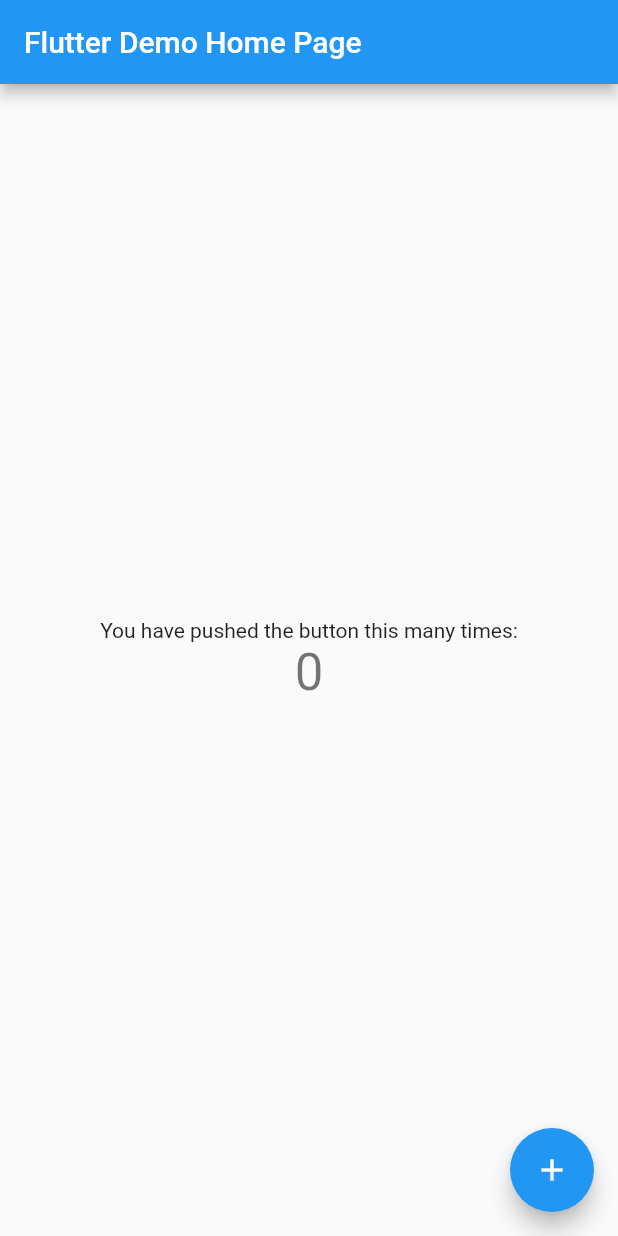
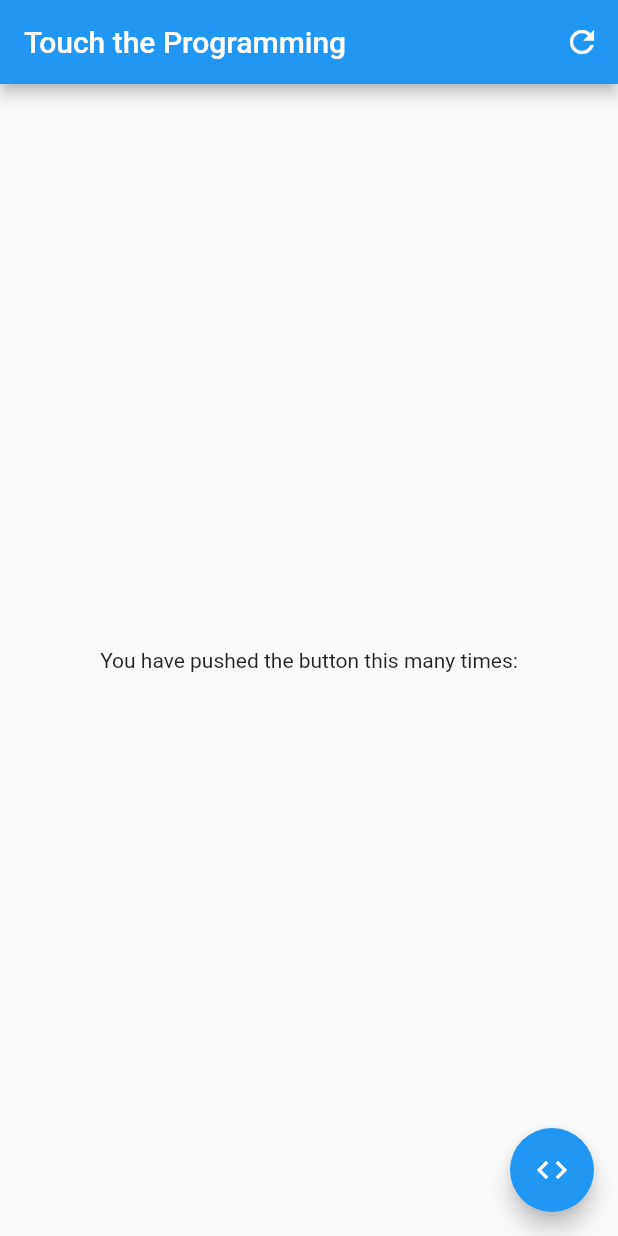
Before and after one commit to tnantoka/touch_the_programming, a Flutter app: the screen it shows after launch, on a phone screen of 412 x 824 dp. Run offline on Flutter 3.47's test engine with Material 2 defaults, Android fonts, the phone set to English and light mode, and no system bars.

Commit message:
Basic layout

```diff
--- a/lib/main.dart
+++ b/lib/main.dart
@@ -6,58 +6,105 @@ class MyApp extends StatelessWidget {
   @override
   Widget build(BuildContext context) {
     return MaterialApp(
-      title: 'Flutter Demo',
+      title: 'Touch the Programming',
       theme: ThemeData(
         primarySwatch: Colors.blue,
       ),
-      home: const MyHomePage(title: 'Flutter Demo Home Page'),
+      home: const MyWidget(title: 'Touch the Programming'),
     );
   }
 }
 
-class MyHomePage extends StatefulWidget {
-  const MyHomePage({Key key, this.title}) : super(key: key);
+class MyWidget extends StatefulWidget {
+  const MyWidget({Key key, this.title}) : super(key: key);
 
   final String title;
 
   @override
-  _MyHomePageState createState() => _MyHomePageState();
+  _MyWidgetState createState() => _MyWidgetState();
 }
 
-class _MyHomePageState extends State<MyHomePage> {
-  int _counter = 0;
+class _MyWidgetState extends State<MyWidget> {
+  final GlobalKey<ScaffoldState> _scaffoldKey = GlobalKey<ScaffoldState>();
 
-  void _incrementCounter() {
+  VoidCallback _showBottomSheetCallback;
+
+  @override
+  void initState() {
+    super.initState();
+    _showBottomSheetCallback = _showBottomSheet;
+  }
+
+  void _showBottomSheet() {
     setState(() {
-      _counter++;
+      _showBottomSheetCallback = null;
     });
+    _scaffoldKey.currentState
+        .showBottomSheet<void>((BuildContext context) {
+          final ThemeData themeData = Theme.of(context);
+          return Container(
+              height: 300,
+              child: DefaultTabController(
+                length: 3,
+                child: Scaffold(
+                  appBar: TabBar(
+                    tabs: [
+                      Tab(icon: Icon(Icons.directions_car), text: "test 2"),
+                      Tab(icon: Icon(Icons.directions_transit), text: "test 2"),
+                      Tab(icon: Icon(Icons.directions_bike), text: "test 2"),
+                    ],
+                    labelColor: Colors.blue,
+                  ),
+                  body: TabBarView(
+                    children: [
+                      Icon(Icons.directions_car),
+                      Icon(Icons.directions_transit),
+                      Icon(Icons.directions_bike),
+                    ],
+                  ),
+                ),
+              ));
+        })
+        .closed
+        .whenComplete(() {
+          if (mounted) {
+            setState(() {
+              // re-enable the button
+              _showBottomSheetCallback = _showBottomSheet;
+            });
+          }
+        });
   }
 
   @override
   Widget build(BuildContext context) {
     return Scaffold(
-      appBar: AppBar(
-        title: Text(widget.title),
-      ),
+      key: _scaffoldKey,
+      appBar: AppBar(title: Text(widget.title), actions: <Widget>[
+        Builder(builder: (BuildContext context) {
+          return IconButton(
+            icon: const Icon(Icons.refresh, semanticLabel: 'Refresh'),
+            onPressed: () {},
+          );
+        })
+      ]),
       body: Center(
         child: Column(
           mainAxisAlignment: MainAxisAlignment.center,
-          children: <Widget>[
-            const Text(
-              'You have pushed the button this many times:',
-            ),
-            Text(
-              '$_counter',
-              style: Theme.of(context).textTheme.display1,
-            ),
-          ],
+          children: <Widget>[]..addAll(<Widget>[
+              const Text(
+                'You have pushed the button this many times:',
+              ),
+            ]),
         ),
       ),
-      floatingActionButton: FloatingActionButton(
-        onPressed: _incrementCounter,
-        tooltip: 'Increment',
-        child: const Icon(Icons.add),
-      ),
+      floatingActionButton: _showBottomSheetCallback == null
+          ? null
+          : FloatingActionButton(
+              onPressed: _showBottomSheetCallback,
+              tooltip: 'Code',
+              child: const Icon(Icons.code),
+            ),
     );
   }
 }
```
Also changed, not shown: 1 other file.
